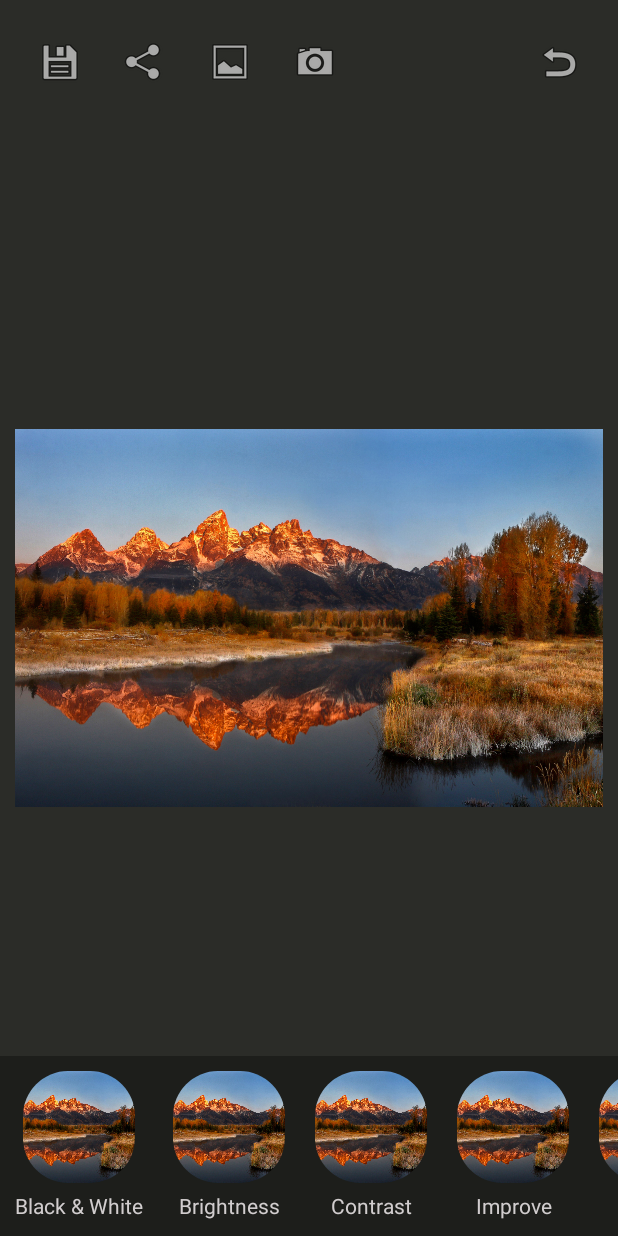
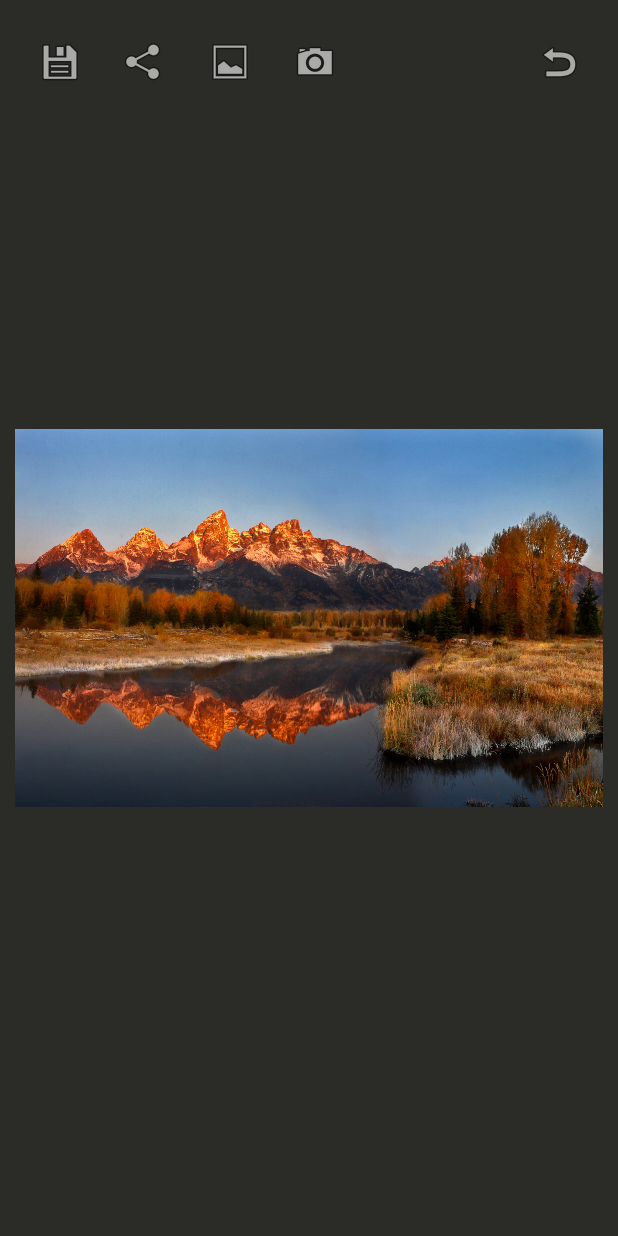
Before and after one commit to Rukkaitto/Pictura, an Android app: the screen it shows after launch (MainActivity), on a phone screen of 412 x 824 dp. Run offline under Robolectric (Android 15) with nearby library versions, the phone set to English and light mode, and no system bars; libraries missing offline, so code that uses them is left out: androidx.renderscript, com.github.chrisbanes.photoview; plain views replace PhotoView; 40 statements that could not run were skipped.

Commit message:
Added contrast bar

```diff
--- a/app/src/main/java/com/lucasgoudin/pictura/Filter/FilterRS.java
+++ b/app/src/main/java/com/lucasgoudin/pictura/Filter/FilterRS.java
@@ -166,7 +166,7 @@ public class FilterRS {
                 break;
             case CONTRAST:
                 ScriptC_contrast mScript = new ScriptC_contrast(rs);
-                mScript.invoke_setBright(50.f);
+                mScript.invoke_setBright(value);
                 mScript.forEach_contrast(input, output);
                 mScript.destroy();
                 output.copyTo(bmp);
--- a/app/src/main/java/com/lucasgoudin/pictura/MainActivity.java
+++ b/app/src/main/java/com/lucasgoudin/pictura/MainActivity.java
@@ -81,8 +81,8 @@ public class MainActivity extends AppCompatActivity {
 
         filterScrollView = findViewById(R.id.filters);
         noPhotoMessage = findViewById(R.id.noPhotoMessage);
-        //filterScrollView.setVisibility(View.INVISIBLE);
-        //photoView.setVisibility(View.INVISIBLE);
+        filterScrollView.setVisibility(View.INVISIBLE);
+        photoView.setVisibility(View.INVISIBLE);
 
     }
 
@@ -364,7 +364,7 @@ public class MainActivity extends AppCompatActivity {
         // Filters
         Filter toGray = new Filter(toGrayBtn, new FilterPreview(image, new FilterRS(FilterName.TOGRAY, this)));
         Filter brightness = new Filter(brightnessBtn, new FilterPreview(image, new FilterRS(FilterName.BRIGHTNESS, this)), -255.f, 254.f);
-        Filter contrast = new Filter(contrastBtn, new FilterPreview(image, new FilterRS(FilterName.CONTRAST, this)));
+        Filter contrast = new Filter(contrastBtn, new FilterPreview(image, new FilterRS(FilterName.CONTRAST, this)), -100.f, 100.f);
         Filter improve = new Filter(improveBtn, new FilterPreview(image, new FilterRS(FilterName.IMPROVE, this)));
         Filter tint = new Filter(tintBtn, new FilterPreview(image, new FilterRS(FilterName.TINT, this)), 0, 359);
         Filter isolate = new Filter(isolateBtn, new FilterPreview(image, new FilterRS(FilterName.ISOLATE, this)), 0, 359);
```
